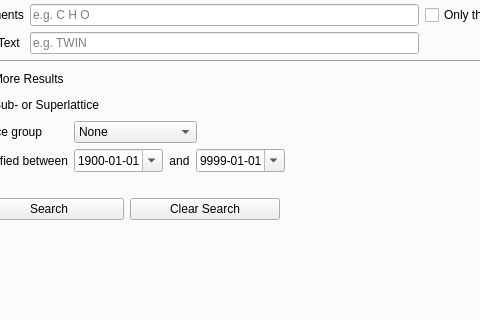
dkratzert/StructureFinder, file gui/strf_main.ui: the form before one commit; both pictures show x 203 to 683 and y 88 to 408 of the 1280 by 715 pixel window.
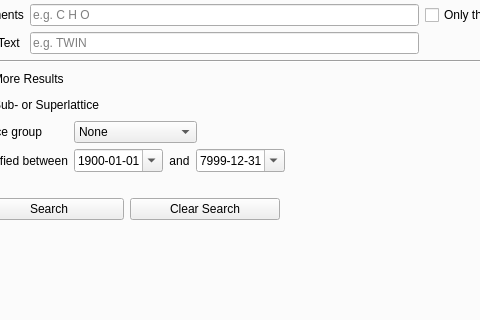
The form after the commit. The open tabs and pages were chosen to show the change.

Commit message: more tests and fix for wrongly named more result checkbox

```diff
--- a/gui/strf_main.ui
+++ b/gui/strf_main.ui
@@ -2749,9 +2749,16 @@
                 <property name="correctionMode">
                  <enum>QAbstractSpinBox::CorrectToNearestValue</enum>
                 </property>
+                <property name="date">
+                 <date>
+                  <year>7999</year>
+                  <month>12</month>
+                  <day>31</day>
+                 </date>
+                </property>
                 <property name="maximumDate">
                  <date>
-                  <year>9999</year>
+                  <year>7999</year>
                   <month>12</month>
                   <day>31</day>
                  </date>
@@ -2769,13 +2776,6 @@
                 <property name="calendarPopup">
                  <bool>true</bool>
                 </property>
-                <property name="date">
-                 <date>
-                  <year>9999</year>
-                  <month>1</month>
-                  <day>1</day>
-                 </date>
-                </property>
                </widget>
               </item>
               <item row="0" column="3">
```
Left out of the diff: 48 changed lines with no effect on the pictures. The commit also changes 3 other files.
